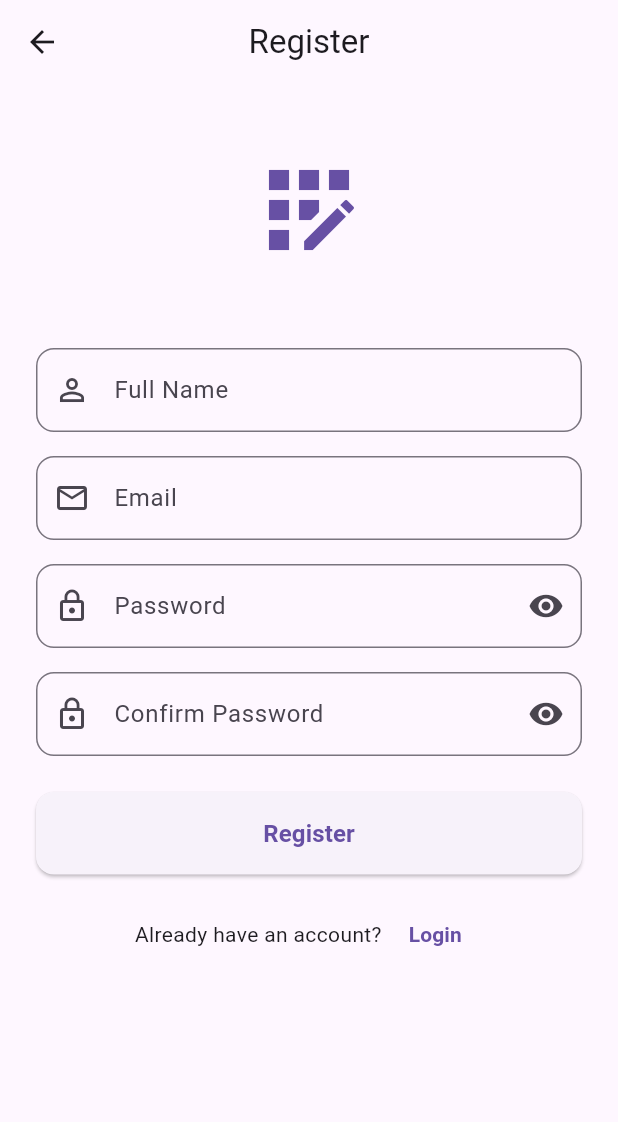
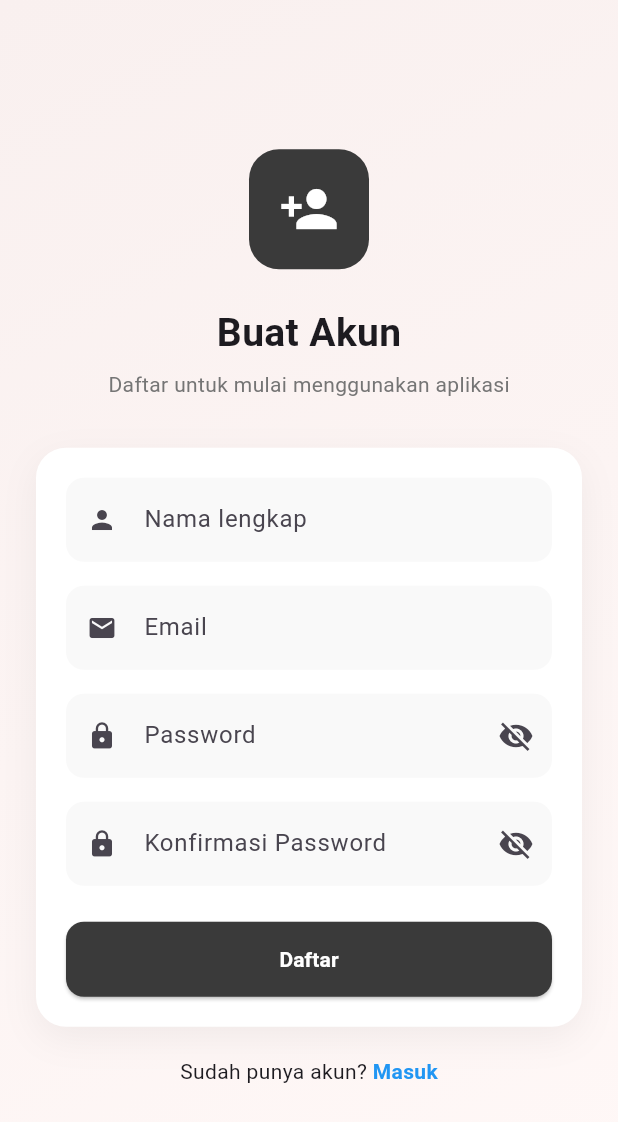
Before and after one commit to mddhafa/Coal-Detection-App, a Flutter app: the RegisterScreen screen opened directly, on a phone screen of 412 x 824 dp. Shown: the top 1122 px of the screen. Run offline on Flutter 3.47's test engine with Material 3 defaults, Android fonts, the phone set to English and light mode, and no system bars; our stand-ins replace bloc, dartz, device_info_plus, flutter_bloc, flutter_secure_storage, lottie and 3 more; accounts and stored records are empty; statements that could not run were skipped.

Commit message:
update login dan register screen

```diff
--- a/lib/presentation/auth/bloc/register_state.dart
+++ b/lib/presentation/auth/bloc/register_state.dart
@@ -9,9 +9,14 @@ final class RegisterLoading extends RegisterState {}
 
 final class RegisterSuccess extends RegisterState {
   final AuthResponseModel responseModel;
+  final String message;
 
-  RegisterSuccess({required this.responseModel});
+  RegisterSuccess({
+    required this.responseModel,
+    this.message = "Berhasil Register",
+  });
 }
+
 
 final class RegisterFailure extends RegisterState {
   final String error;
--- a/lib/presentation/register_screen.dart
+++ b/lib/presentation/register_screen.dart
@@ -1,9 +1,9 @@
 import 'package:coalmobile_app/data/model/request/register_request_model.dart';
+import 'package:coalmobile_app/presentation/auth/bloc/register_bloc.dart';
 import 'package:coalmobile_app/presentation/home_screen.dart';
 import 'package:coalmobile_app/presentation/login_screen.dart';
 import 'package:flutter/material.dart';
 import 'package:flutter_bloc/flutter_bloc.dart';
-import 'package:coalmobile_app/presentation/auth/bloc/register_bloc.dart'; // Sesuaikan path
 
 class RegisterScreen extends StatefulWidget {
   const RegisterScreen({super.key});
@@ -18,8 +18,11 @@ class _RegisterScreenState extends State<RegisterScreen> {
   final _emailController = TextEditingController();
   final _passwordController = TextEditingController();
   final _confirmPasswordController = TextEditingController();
+
   bool _isPasswordVisible = false;
   bool _isConfirmPasswordVisible = false;
+
+  static const Color _primaryColor = Color(0xFF3A3A3A);
 
   @override
   void dispose() {
@@ -30,7 +33,7 @@ class _RegisterScreenState extends State<RegisterScreen> {
     super.dispose();
   }
 
-  void _onRegisterPressed() {
+  void _submitRegister() {
     if (_formKey.currentState!.validate()) {
       final request = RegisterRequestModel(
         name: _nameController.text,
@@ -46,126 +49,124 @@ class _RegisterScreenState extends State<RegisterScreen> {
   @override
   Widget build(BuildContext context) {
     return Scaffold(
-      appBar: AppBar(title: const Text('Register'), centerTitle: true),
       body: BlocListener<RegisterBloc, RegisterState>(
         listener: (context, state) {
-          if (state is RegisterLoading) {
-            // Show loading
-          } else if (state is RegisterSuccess) {
-            // Navigate to home or show success message
+          if (state is RegisterSuccess) {
             ScaffoldMessenger.of(context).showSnackBar(
-              const SnackBar(
-                content: Text('Registration successful!'),
+              SnackBar(
+                content: Text(state.message),
                 backgroundColor: Colors.green,
               ),
             );
-            if (state.responseModel.user?.role != null) {
             Navigator.pushReplacement(
               context,
-                MaterialPageRoute(
-                  builder:
-                      (context) =>
-                          HomeScreen(userRole: state.responseModel.user!.role!),
-                ),
+              MaterialPageRoute(builder: (_) => const LoginScreen()),
             );
-            } else {
-              ScaffoldMessenger.of(context).showSnackBar(
-                const SnackBar(
-                  content: Text('User role is missing'),
-                  backgroundColor: Colors.red,
-                ),
-              );
-            }
           } else if (state is RegisterFailure) {
-            // Show error message
             ScaffoldMessenger.of(context).showSnackBar(
               SnackBar(content: Text(state.error), backgroundColor: Colors.red),
             );
           }
         },
-        child: BlocBuilder<RegisterBloc, RegisterState>(
-          builder: (context, state) {
-            return SingleChildScrollView(
-              padding: const EdgeInsets.all(24.0),
-              child: Form(
-                key: _formKey,
-                child: Column(
-                  crossAxisAlignment: CrossAxisAlignment.stretch,
+        child: Stack(
           children: [
-                    // Logo/Illustration
+            /// BACKGROUND
             Container(
-                      height: 120,
-                      margin: const EdgeInsets.only(bottom: 32),
-                      child: Center(
-                        child: Icon(
-                          Icons.app_registration,
-                          size: 80,
-                          color: Theme.of(context).primaryColor,
+              decoration: const BoxDecoration(
+                gradient: LinearGradient(
+                  colors: [Color(0xFFF9F0EF), Color(0xFFFFF8F7)],
+                  begin: Alignment.topLeft,
+                  end: Alignment.bottomRight,
                 ),
               ),
             ),
 
-                    // Name Field
-                    TextFormField(
+            /// CONTENT
+            SafeArea(
+              child: Center(
+                child: SingleChildScrollView(
+                  padding: const EdgeInsets.all(24),
+                  child: Form(
+                    key: _formKey,
+                    child: Column(
+                      children: [
+                        /// ICON
+                        Container(
+                          width: 80,
+                          height: 80,
+                          decoration: BoxDecoration(
+                            color: _primaryColor,
+                            borderRadius: BorderRadius.circular(20),
+                          ),
+                          child: const Icon(
+                            Icons.person_add,
+                            color: Colors.white,
+                            size: 40,
+                          ),
+                        ),
+
+                        const SizedBox(height: 24),
+
+                        /// TITLE
+                        const Text(
+                          "Buat Akun",
+                          style: TextStyle(
+                            fontSize: 26,
+                            fontWeight: FontWeight.bold,
+                          ),
+                        ),
+
+                        const SizedBox(height: 6),
+
+                        Text(
+                          "Daftar untuk mulai menggunakan aplikasi",
+                          style: TextStyle(color: Colors.grey[600]),
+                        ),
+
+                        const SizedBox(height: 32),
+
+                        /// CARD
+                        Container(
+                          padding: const EdgeInsets.all(20),
+                          decoration: BoxDecoration(
+                            color: Colors.white,
+                            borderRadius: BorderRadius.circular(20),
+                            boxShadow: [
+                              BoxShadow(
+                                color: Colors.black.withOpacity(0.05),
+                                blurRadius: 20,
+                                offset: const Offset(0, 8),
+                              ),
+                            ],
+                          ),
+                          child: Column(
+                            children: [
+                              _buildField(
                                 controller: _nameController,
-                      decoration: InputDecoration(
-                        labelText: 'Full Name',
-                        prefixIcon: const Icon(Icons.person_outline),
-                        border: OutlineInputBorder(
-                          borderRadius: BorderRadius.circular(12),
-                        ),
-                        enabled: state is! RegisterLoading,
-                      ),
-                      textInputAction: TextInputAction.next,
-                      validator: (value) {
-                        if (value == null || value.isEmpty) {
-                          return 'Please enter your name';
-                        }
-                        return null;
-                      },
+                                hint: "Nama lengkap",
+                                icon: Icons.person,
                               ),
 
                               const SizedBox(height: 16),
 
-                    // Email Field
-                    TextFormField(
+                              _buildField(
                                 controller: _emailController,
-                      decoration: InputDecoration(
-                        labelText: 'Email',
-                        prefixIcon: const Icon(Icons.email_outlined),
-                        border: OutlineInputBorder(
-                          borderRadius: BorderRadius.circular(12),
-                        ),
-                        enabled: state is! RegisterLoading,
-                      ),
-                      keyboardType: TextInputType.emailAddress,
-                      textInputAction: TextInputAction.next,
-                      validator: (value) {
-                        if (value == null || value.isEmpty) {
-                          return 'Please enter your email';
-                        }
-                        if (!RegExp(
-                          r'^[\w-\.]+@([\w-]+\.)+[\w-]{2,4}$',
-                        ).hasMatch(value)) {
-                          return 'Please enter a valid email';
-                        }
-                        return null;
-                      },
+                                hint: "Email",
+                                icon: Icons.email,
                               ),
 
                               const SizedBox(height: 16),
 
-                    // Password Field
-                    TextFormField(
+                              _buildField(
                                 controller: _passwordController,
-                      decoration: InputDecoration(
-                        labelText: 'Password',
-                        prefixIcon: const Icon(Icons.lock_outline),
-                        suffixIcon: IconButton(
+                                hint: "Password",
+                                icon: Icons.lock,
+                                obscure: !_isPasswordVisible,
+                                suffix: IconButton(
                                   icon: Icon(
                                     _isPasswordVisible
-                                ? Icons.visibility_off
-                                : Icons.visibility,
+                                        ? Icons.visibility
+                                        : Icons.visibility_off,
                                   ),
                                   onPressed: () {
                                     setState(() {
@@ -173,37 +174,20 @@ class _RegisterScreenState extends State<RegisterScreen> {
                                     });
                                   },
                                 ),
-                        border: OutlineInputBorder(
-                          borderRadius: BorderRadius.circular(12),
-                        ),
-                        enabled: state is! RegisterLoading,
-                      ),
-                      obscureText: !_isPasswordVisible,
-                      textInputAction: TextInputAction.next,
-                      validator: (value) {
-                        if (value == null || value.isEmpty) {
-                          return 'Please enter your password';
-                        }
-                        if (value.length < 6) {
-                          return 'Password must be at least 6 characters';
-                        }
-                        return null;
-                      },
                               ),
 
                               const SizedBox(height: 16),
 
-                    // Confirm Password Field
-                    TextFormField(
+                              _buildField(
                                 controller: _confirmPasswordController,
-                      decoration: InputDecoration(
-                        labelText: 'Confirm Password',
-                        prefixIcon: const Icon(Icons.lock_outline),
-                        suffixIcon: IconButton(
+                                hint: "Konfirmasi Password",
+                                icon: Icons.lock,
+                                obscure: !_isConfirmPasswordVisible,
+                                suffix: IconButton(
                                   icon: Icon(
                                     _isConfirmPasswordVisible
-                                ? Icons.visibility_off
-                                : Icons.visibility,
+                                        ? Icons.visibility
+                                        : Icons.visibility_off,
                                   ),
                                   onPressed: () {
                                     setState(() {
@@ -212,81 +196,57 @@ class _RegisterScreenState extends State<RegisterScreen> {
                                     });
                                   },
                                 ),
-                        border: OutlineInputBorder(
-                          borderRadius: BorderRadius.circular(12),
-                        ),
-                        enabled: state is! RegisterLoading,
-                      ),
-                      obscureText: !_isConfirmPasswordVisible,
-                      textInputAction: TextInputAction.done,
-                      onFieldSubmitted: (_) => _onRegisterPressed(),
-                      validator: (value) {
-                        if (value == null || value.isEmpty) {
-                          return 'Please confirm your password';
-                        }
-                        if (value != _passwordController.text) {
-                          return 'Passwords do not match';
-                        }
-                        return null;
-                      },
                               ),
 
                               const SizedBox(height: 24),
 
-                    // Register Button
-                    ElevatedButton(
-                      onPressed:
-                          state is RegisterLoading ? null : _onRegisterPressed,
+                              /// BUTTON
+                              SizedBox(
+                                width: double.infinity,
+                                height: 50,
+                                child: ElevatedButton(
+                                  onPressed: _submitRegister,
                                   style: ElevatedButton.styleFrom(
-                        padding: const EdgeInsets.symmetric(vertical: 16),
+                                    backgroundColor: _primaryColor,
                                     shape: RoundedRectangleBorder(
                                       borderRadius: BorderRadius.circular(12),
                                     ),
                                   ),
-                      child:
-                          state is RegisterLoading
-                              ? const SizedBox(
-                                height: 20,
-                                width: 20,
-                                child: CircularProgressIndicator(
-                                  strokeWidth: 2,
-                                  valueColor: AlwaysStoppedAnimation<Color>(
-                                    Colors.white,
-                                  ),
-                                ),
-                              )
-                              : const Text(
-                                'Register',
+                                  child: const Text(
+                                    "Daftar",
                                     style: TextStyle(
-                                  fontSize: 16,
+                                      color: Colors.white,
                                       fontWeight: FontWeight.bold,
                                     ),
                                   ),
                                 ),
+                              ),
+                            ],
+                          ),
+                        ),
 
-                    const SizedBox(height: 16),
+                        const SizedBox(height: 20),
 
-                    // Login Link
+                        /// LOGIN LINK
                         Row(
                           mainAxisAlignment: MainAxisAlignment.center,
                           children: [
-                        const Text("Already have an account? "),
-                        TextButton(
-                          onPressed:
-                              state is RegisterLoading
-                                  ? null
-                                  : () {
+                            const Text("Sudah punya akun? "),
+                            GestureDetector(
+                              onTap: () {
                                 Navigator.pushReplacement(
                                   context,
                                   MaterialPageRoute(
-                                        builder:
-                                            (context) => const LoginScreen(),
+                                    builder: (_) => const LoginScreen(),
                                   ),
                                 );
                               },
                               child: const Text(
-                            'Login',
-                            style: TextStyle(fontWeight: FontWeight.bold),
+                                "Masuk",
+                                style: TextStyle(
+                                  color: Colors.blue,
+                                  fontWeight: FontWeight.bold,
+                                ),
                               ),
                             ),
                           ],
@@ -294,44 +254,36 @@ class _RegisterScreenState extends State<RegisterScreen> {
                       ],
                     ),
                   ),
+                ),
+              ),
+            ),
+          ],
+        ),
+      ),
     );
-          },
+  }
+
+  Widget _buildField({
+    required TextEditingController controller,
+    required String hint,
+    required IconData icon,
+    bool obscure = false,
+    Widget? suffix,
+  }) {
+    return TextFormField(
+      controller: controller,
+      obscureText: obscure,
+      decoration: InputDecoration(
+        hintText: hint,
+        prefixIcon: Icon(icon, size: 20),
+        suffixIcon: suffix,
+        filled: true,
+        fillColor: const Color(0xFFF9F9F9),
+        border: OutlineInputBorder(
+          borderRadius: BorderRadius.circular(12),
+          borderSide: BorderSide.none,
         ),
       ),
     );
   }
 }
-
-
-void _showLogoutDialog(BuildContext context) {
-    showDialog(
-      context: context,
-      builder:
-          (_) => AlertDialog(
-            shape: RoundedRectangleBorder(
-              borderRadius: BorderRadius.circular(12),
-            ),
-            title: const Text("Konfirmasi"),
-            content: const Text("Apakah Anda yakin ingin keluar?"),
-            actions: [
-              TextButton(
-                onPressed: () => Navigator.of(context).pop(),
-                child: const Text("Batal"),
-              ),
-              ElevatedButton(
-                style: ElevatedButton.styleFrom(backgroundColor: Colors.red),
-                onPressed: () {
-                  Navigator.of(context).pushAndRemoveUntil(
-                    MaterialPageRoute(builder: (_) => const LoginScreen()),
-                    (route) => false,
-                  );
-                },
-                child: const Text(
-                  "Keluar",
-                  style: TextStyle(color: Colors.white),
-                ),
-              ),
-            ],
-          ),
-    );
-  }
```
Also changed, not shown: lib/presentation/login_screen.dart (+11 -5 lines). Lines whose indentation alone changed are shown as unchanged.
